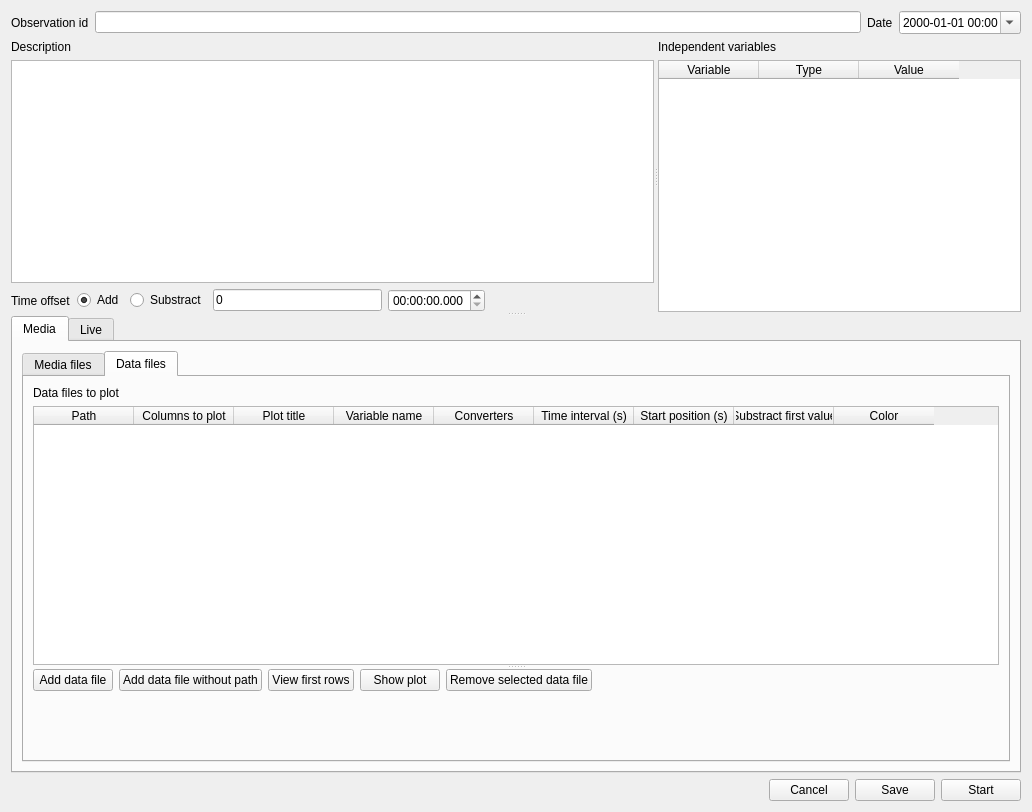
Above: observation.ui from olivierfriard/BORIS before the change. Below: the same form after it.
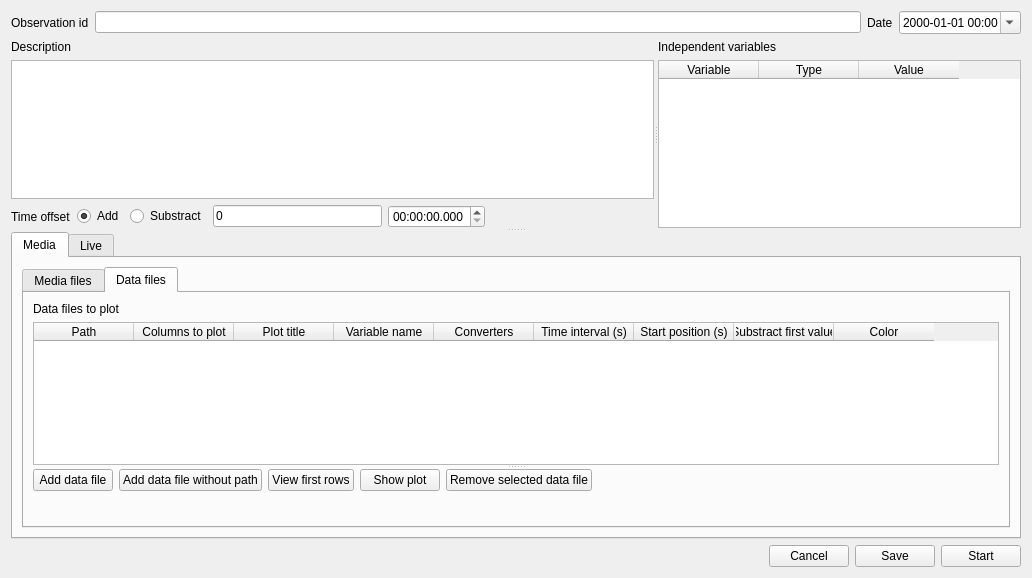
That is the form after the change.

Diff of the .ui file:
```diff
--- a/observation.ui
+++ b/observation.ui
@@ -7,7 +7,7 @@
     <x>0</x>
     <y>0</y>
     <width>1032</width>
-    <height>812</height>
+    <height>578</height>
    </rect>
   </property>
   <property name="windowTitle">
```
